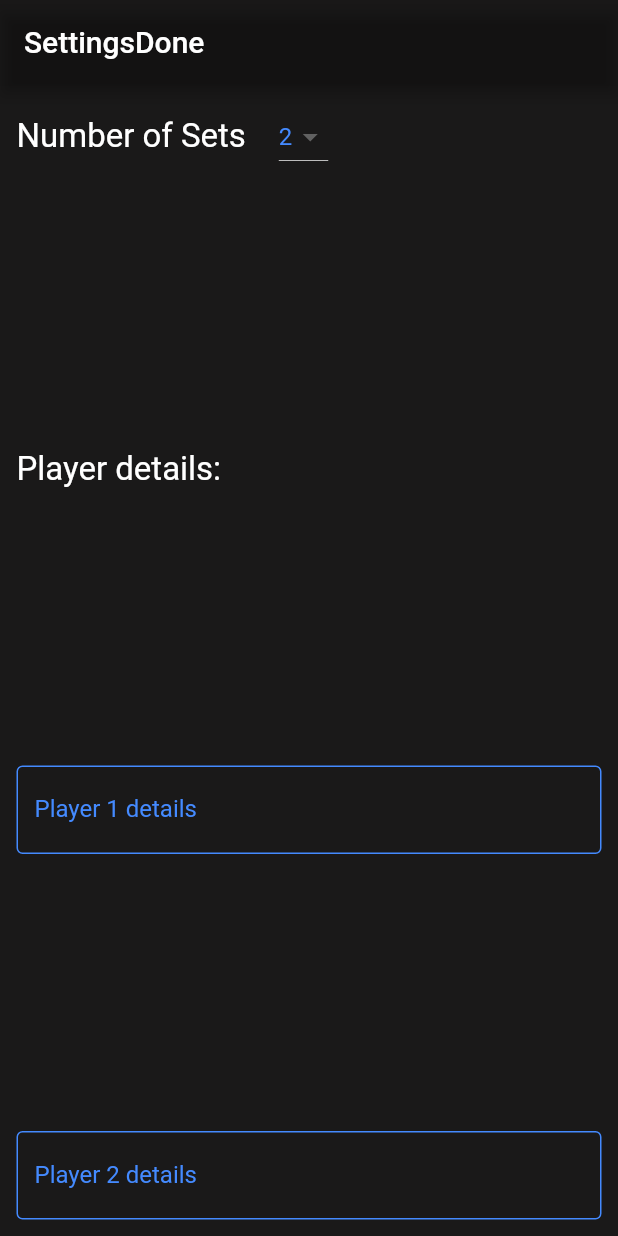
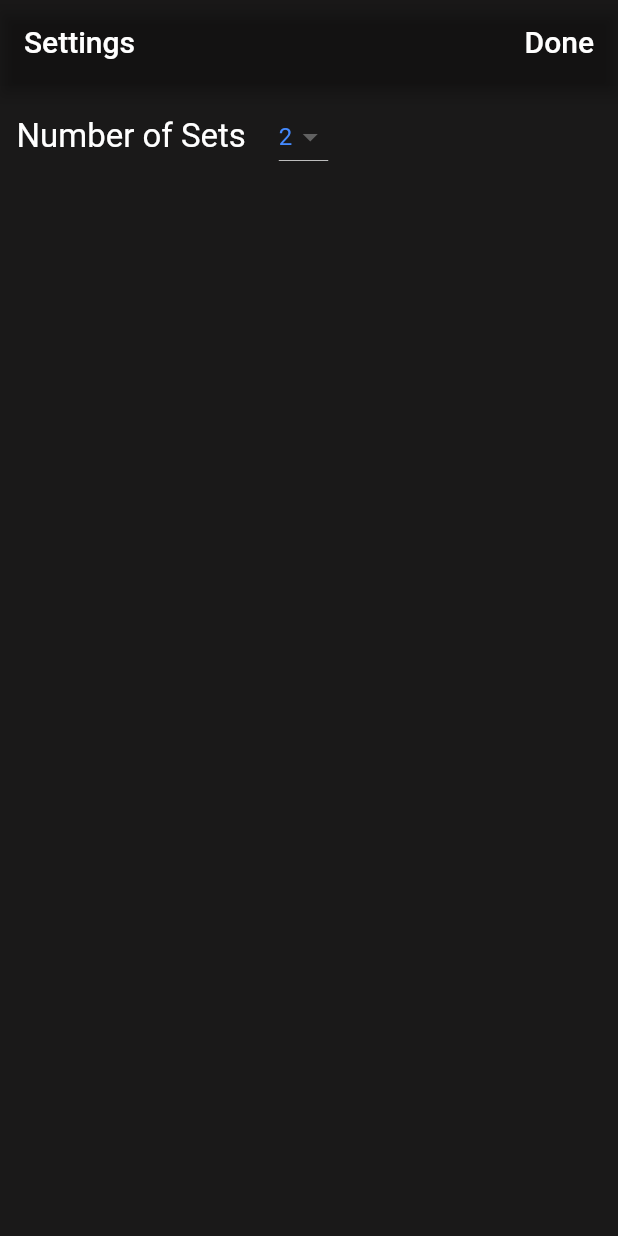
Before and after one commit to Blackrose-blackhat/scoreKeeper, a Flutter app: the screen it shows after launch, after a tap on the "settings" icon, on a phone screen of 412 x 824 dp. Run offline on Flutter 3.47's test engine with Material 2 defaults, Android fonts, the phone set to English and light mode, and no system bars; our stand-ins replace quickalert, stop_watch_timer; missing offline and left inert: dart:ffi.

Commit message:
Player names declared

```diff
--- a/lib/constants/const.dart
+++ b/lib/constants/const.dart
@@ -14,6 +14,3 @@ int counter2 = 0;
 const double radius = 42;
 int dropdownValue = 2;
 var items = [2, 4, 6, 8];
-
-String player1name = '';
-String player2name = '';
--- a/lib/screens/badminton.dart
+++ b/lib/screens/badminton.dart
@@ -127,7 +127,7 @@ class _ShuttleState extends State<Shuttle> {
                                                       barrierDismissible: true,
                                                       confirmBtnText: 'Okay!',
                                                       widget:
-                                                          Text('Player 1 won'),
+                                                          Image.asset(team1img),
                                                       //TODO GIF
                                                     );
                                                     _stopwatctimer.onExecute
@@ -304,17 +304,19 @@ class _ShuttleState extends State<Shuttle> {
                           ],
                         ),
                         child: Column(
-                          children: const [
-                            Padding(
+                          children: [
+                            const Padding(
                               padding: EdgeInsets.only(top: 8.0),
                               child: Text('Player Details'),
                             ),
                             PlayerDetails(
                               Avatar1: player1img,
-                              playername: 'Player 1',
+                              playername: '',
                             ),
                             PlayerDetails(
-                                playername: 'Player 2', Avatar1: player2img)
+                              playername: '',
+                              Avatar1: player2img,
+                            ),
                           ],
                         ),
                       ),
--- a/lib/widgets/CustomTextForm.dart
+++ /dev/null
@@ -1,32 +0,0 @@
-import 'package:flutter/material.dart';
-
-class CustomTextInput extends StatelessWidget {
-  final String textEditinLabel;
-  const CustomTextInput({
-    Key? key,
-    required this.textEditinLabel,
-  }) : super(key: key);
-
-  @override
-  Widget build(BuildContext context) {
-    return Align(
-      alignment: Alignment.topLeft,
-      child: TextFormField(
-        decoration: InputDecoration(
-          labelText: textEditinLabel,
-          labelStyle: const TextStyle(color: Colors.blueAccent),
-          border: const OutlineInputBorder(
-            borderSide: BorderSide(
-              color: Colors.blueAccent,
-            ),
-          ),
-          enabledBorder: const OutlineInputBorder(
-            borderSide: BorderSide(
-              color: Colors.blueAccent,
-            ),
-          ),
-        ),
-      ),
-    );
-  }
-}
--- a/lib/widgets/menu_items/settings.dart
+++ b/lib/widgets/menu_items/settings.dart
@@ -3,8 +3,6 @@ import 'package:flutter/src/widgets/container.dart';
 import 'package:flutter/src/widgets/framework.dart';
 import 'package:flutter/material.dart';
 import 'package:scorekeeper/constants/const.dart';
-
-import '../CustomTextForm.dart';
 
 class Settings extends StatefulWidget {
   const Settings({super.key});
@@ -28,6 +26,7 @@ class _SettingsState extends State<Settings> {
         appBar: AppBar(
           backgroundColor: Colors.transparent,
           title: Row(
+            mainAxisAlignment: MainAxisAlignment.spaceBetween,
             children: [
               const Text(
                 'Settings',
@@ -46,7 +45,6 @@ class _SettingsState extends State<Settings> {
         body: Padding(
           padding: const EdgeInsets.all(11.0),
           child: Column(
-            mainAxisAlignment: MainAxisAlignment.spaceBetween,
             children: [
               Row(
                 children: [
@@ -78,16 +76,6 @@ class _SettingsState extends State<Settings> {
                   ),
                 ],
               ),
-              const Align(
-                alignment: Alignment.topLeft,
-                child: Text(
-                  'Player details:',
-                ),
-              ),
-              const CustomTextInput(
-                textEditinLabel: 'Player 1 details',
-              ),
-              const CustomTextInput(textEditinLabel: 'Player 2 details')
             ],
           ),
         ),
--- a/lib/widgets/player_details.dart
+++ b/lib/widgets/player_details.dart
@@ -1,4 +1,6 @@
 import 'package:flutter/material.dart';
+import 'package:flutter/rendering.dart';
+import 'package:flutter/services.dart';
 import 'package:scorekeeper/constants/const.dart';
 
 class PlayerDetails extends StatelessWidget {
@@ -26,8 +28,20 @@ class PlayerDetails extends StatelessWidget {
         Container(
           height: 50,
           alignment: Alignment.bottomCenter,
-          child: Text(
-            playername,
+          child: Container(
+            width: 170,
+            child: TextField(
+              onChanged: (String newText) {
+                if (newText.isNotEmpty) {
+                  SemanticsService.announce(
+                      '\$$newText', Directionality.of(context));
+                }
+              },
+              decoration: InputDecoration(
+                border: OutlineInputBorder(),
+                hintText: 'Enter Player name',
+              ),
+            ),
           ),
         ),
       ],
```
